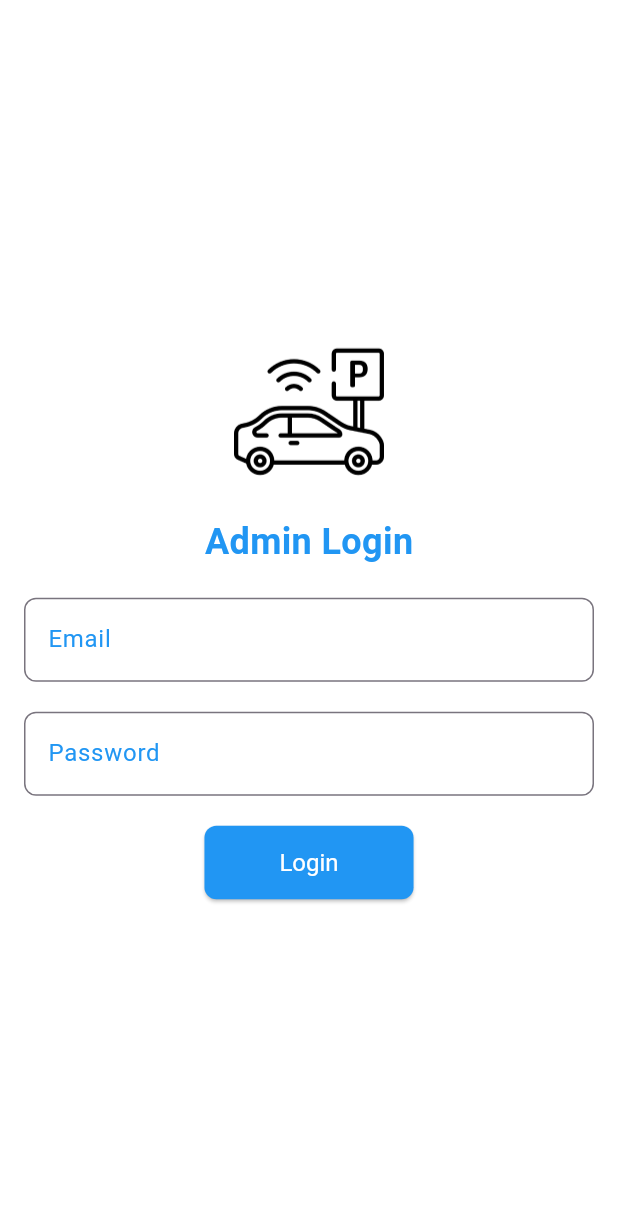
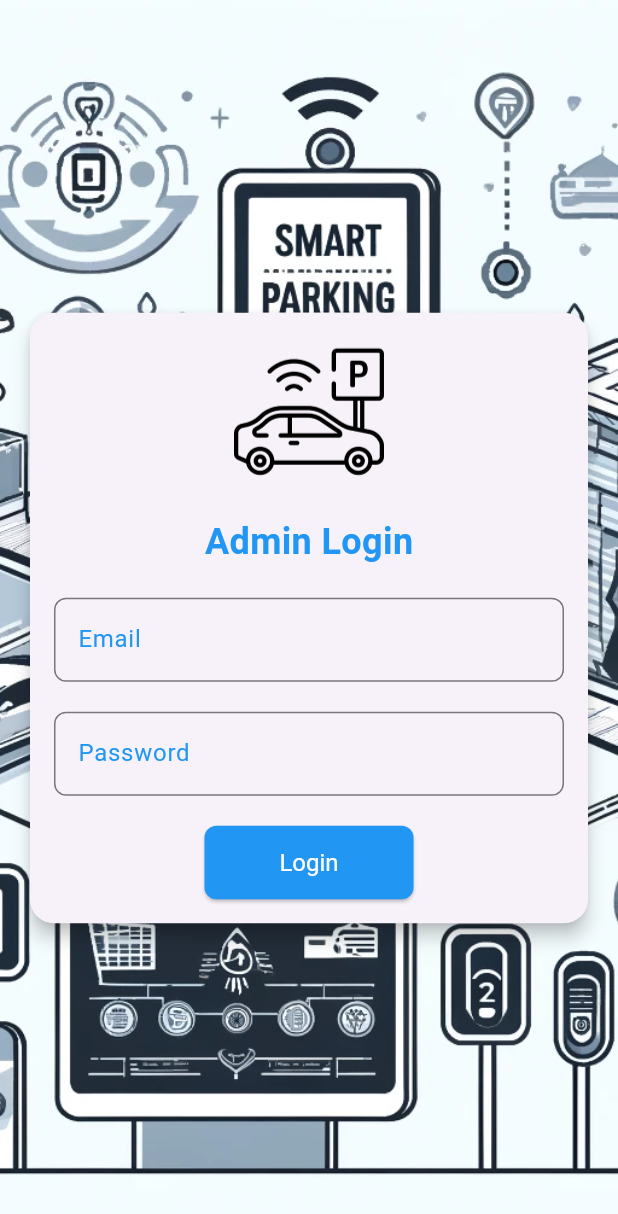
Before and after one commit to 4byc/webadmin_sp, a Flutter app: the screen it shows after launch, on a phone screen of 412 x 824 dp. Shown: the top 1214 px of the screen. Run offline on Flutter 3.47's test engine with Material 3 defaults, Android fonts, the phone set to English and light mode, and no system bars; our stand-ins replace cloud_firestore, firebase_auth, firebase_core, logger; accounts and stored records are empty.

Commit message:
updating ui/ux

```diff
--- a/lib/pages/login_page.dart
+++ b/lib/pages/login_page.dart
@@ -17,8 +17,29 @@ class _LoginPageState extends State<LoginPage> {
     final authProvider = Provider.of<local_auth_provider.AuthProvider>(context);
 
     return Scaffold(
-      body: Center(
+      body: Stack(
+        children: [
+          // Background image
+          Container(
+            decoration: BoxDecoration(
+              image: DecorationImage(
+                image: AssetImage(
+                    'images/background.jpg'), // Your background image
+                fit: BoxFit.cover,
+              ),
+            ),
+          ),
+          Center(
             child: SingleChildScrollView(
+              child: Padding(
+                padding: EdgeInsets.all(16.0),
+                child: Container(
+                  width: 400,
+                  child: Card(
+                    elevation: 5,
+                    shape: RoundedRectangleBorder(
+                      borderRadius: BorderRadius.circular(16),
+                    ),
                     child: Padding(
                       padding: EdgeInsets.all(16.0),
                       child: Column(
@@ -34,7 +55,7 @@ class _LoginPageState extends State<LoginPage> {
                             style: TextStyle(
                               fontSize: 24,
                               fontWeight: FontWeight.bold,
-                    color: Colors.blue, // Set text color to blue
+                              color: Colors.blue,
                             ),
                           ),
                           SizedBox(height: 20),
@@ -42,15 +63,12 @@ class _LoginPageState extends State<LoginPage> {
                             controller: _emailController,
                             decoration: InputDecoration(
                               labelText: 'Email',
-                    labelStyle: TextStyle(
-                        color: Colors.blue), // Set label text color to blue
+                              labelStyle: TextStyle(color: Colors.blue),
                               border: OutlineInputBorder(
                                 borderRadius: BorderRadius.circular(8.0),
                               ),
                               focusedBorder: OutlineInputBorder(
-                      borderSide: BorderSide(
-                          color:
-                              Colors.cyan), // Set focused border color to cyan
+                                borderSide: BorderSide(color: Colors.cyan),
                                 borderRadius: BorderRadius.circular(8.0),
                               ),
                             ),
@@ -60,15 +78,12 @@ class _LoginPageState extends State<LoginPage> {
                             controller: _passwordController,
                             decoration: InputDecoration(
                               labelText: 'Password',
-                    labelStyle: TextStyle(
-                        color: Colors.blue), // Set label text color to blue
+                              labelStyle: TextStyle(color: Colors.blue),
                               border: OutlineInputBorder(
                                 borderRadius: BorderRadius.circular(8.0),
                               ),
                               focusedBorder: OutlineInputBorder(
-                      borderSide: BorderSide(
-                          color:
-                              Colors.cyan), // Set focused border color to cyan
+                                borderSide: BorderSide(color: Colors.cyan),
                                 borderRadius: BorderRadius.circular(8.0),
                               ),
                             ),
@@ -82,7 +97,8 @@ class _LoginPageState extends State<LoginPage> {
                                 _passwordController.text,
                               );
                               if (success) {
-                      Navigator.pushReplacementNamed(context, '/dashboard');
+                                Navigator.pushReplacementNamed(
+                                    context, '/dashboard');
                               } else {
                                 ScaffoldMessenger.of(context).showSnackBar(
                                   SnackBar(content: Text('Login failed')),
@@ -91,13 +107,12 @@ class _LoginPageState extends State<LoginPage> {
                             },
                             child: Text(
                               'Login',
-                    style: TextStyle(
-                        color: Colors.white), // Set text color to white
+                              style: TextStyle(color: Colors.white),
                             ),
                             style: ElevatedButton.styleFrom(
-                    backgroundColor:
-                        Colors.blue, // Set button background color to blue
-                    padding: EdgeInsets.symmetric(horizontal: 50, vertical: 15),
+                              backgroundColor: Colors.blue,
+                              padding: EdgeInsets.symmetric(
+                                  horizontal: 50, vertical: 15),
                               textStyle: TextStyle(fontSize: 16),
                               shape: RoundedRectangleBorder(
                                 borderRadius: BorderRadius.circular(8.0),
@@ -109,6 +124,11 @@ class _LoginPageState extends State<LoginPage> {
                     ),
                   ),
                 ),
+              ),
+            ),
+          ),
+        ],
+      ),
     );
   }
 }
```
Also changed, not shown: lib/pages/dashboard_page.dart (+80 -12 lines), lib/pages/history_page.dart (+23 -15 lines), lib/pages/parking_lot_page.dart (+61 -18 lines), pubspec.yaml (+2 -67 lines), images/background.jpg (added). Lines whose indentation alone changed are shown as unchanged.
